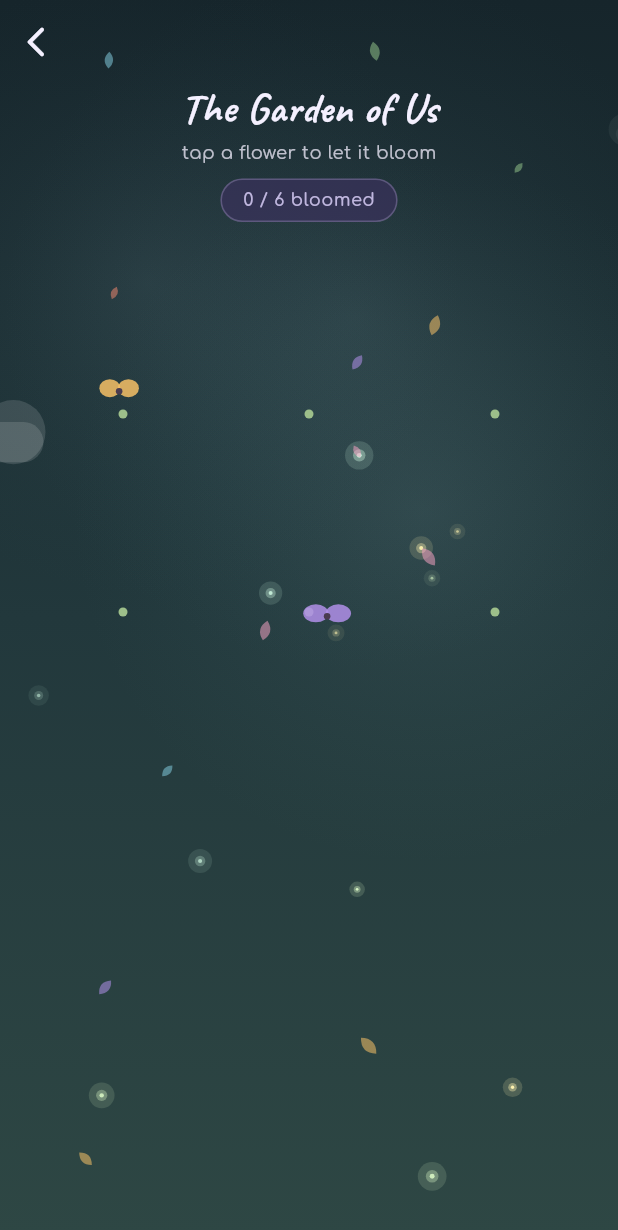
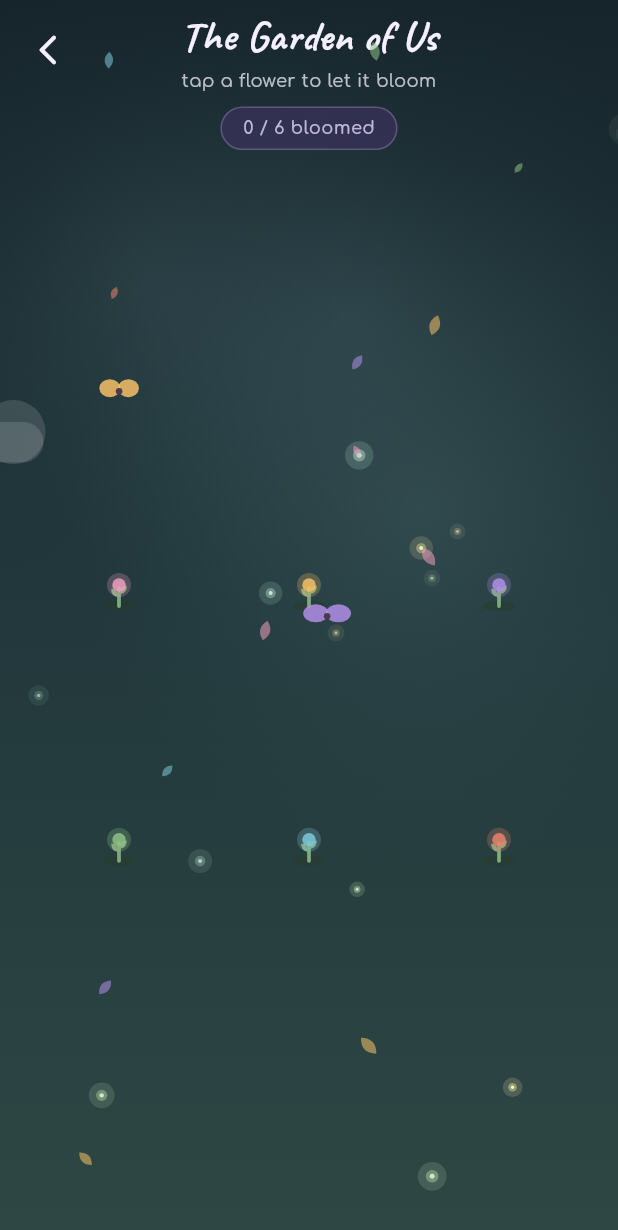
Before and after one commit to ichigo137/little-world, a Flutter app: the GardenScreen screen opened directly, on a phone screen of 412 x 824 dp. Shown: the top 1230 px of the screen. Run offline on Flutter 3.47's test engine with Material 3 defaults, Android fonts, the phone set to English and light mode, and no system bars; our stand-ins replace audioplayers, confetti, google_fonts, permission_handler, qr_flutter, shared_preferences and 1 more; missing offline and left inert: noise_meter; accounts and stored records are empty.

Commit message:
major fixes v2

```diff
--- a/lib/screens/garden_screen.dart
+++ b/lib/screens/garden_screen.dart
@@ -118,13 +118,21 @@ class _GardenScreenState extends State<GardenScreen>
                     ),
                   ),
                   Expanded(
+                    child: Center(
+                      child: SingleChildScrollView(
+                        physics: const BouncingScrollPhysics(),
+                        child: Padding(
+                          padding: const EdgeInsets.symmetric(
+                              horizontal: 24, vertical: 12),
                           child: GridView.builder(
-                      padding: const EdgeInsets.all(28),
+                            shrinkWrap: true,
+                            physics: const NeverScrollableScrollPhysics(),
                             gridDelegate:
                                 const SliverGridDelegateWithFixedCrossAxisCount(
                               crossAxisCount: 3,
-                        mainAxisSpacing: 24,
+                              mainAxisSpacing: 28,
                               crossAxisSpacing: 16,
+                              childAspectRatio: 0.78,
                             ),
                             itemCount: memories.length,
                             itemBuilder: (context, index) {
@@ -152,9 +160,16 @@ class _GardenScreenState extends State<GardenScreen>
                             },
                           ),
                         ),
-                  if (allBloomed)
-                    Padding(
-                      padding: const EdgeInsets.only(bottom: 24),
+                      ),
+                    ),
+                  ),
+                  AnimatedOpacity(
+                    opacity: allBloomed ? 1.0 : 0.0,
+                    duration: const Duration(milliseconds: 600),
+                    child: IgnorePointer(
+                      ignoring: !allBloomed,
+                      child: Padding(
+                        padding: const EdgeInsets.only(bottom: 24, top: 8),
                         child: TextButton.icon(
                           onPressed: () => Navigator.of(context).pop(),
                           icon: const Icon(Icons.arrow_back_rounded,
@@ -172,6 +187,8 @@ class _GardenScreenState extends State<GardenScreen>
                             padding: const EdgeInsets.symmetric(
                                 horizontal: 20, vertical: 12),
                             shape: const StadiumBorder(),
+                          ),
+                        ),
                       ),
                     ),
                   ),
@@ -403,11 +420,38 @@ class _FlowerPainter extends CustomPainter {
     }
 
     if (growth < 0.15) {
-      // A tiny sprout before blooming starts.
+      // Soft soil mound at the base
+      final moundPaint = Paint()
+        ..color = const Color(0xFF263A29).withValues(alpha: 0.5)
+        ..style = PaintingStyle.fill;
+      canvas.drawOval(
+        Rect.fromCenter(center: Offset(cx, baseY), width: 22, height: 7),
+        moundPaint,
+      );
+
+      // Baby sprout stem
+      final sproutStem = Paint()
+        ..color = const Color(0xFF7FA97C)
+        ..strokeWidth = 2.5
+        ..strokeCap = StrokeCap.round
+        ..style = PaintingStyle.stroke;
+      canvas.drawLine(Offset(cx, baseY), Offset(cx, baseY - 12), sproutStem);
+
+      // Two tiny seedling leaves
+      _drawLeaf(canvas, Offset(cx - 1, baseY - 6), -2.2, 7);
+      _drawLeaf(canvas, Offset(cx + 1, baseY - 8), 2.2 - pi, 7);
+
+      // Soft colored flower bud waiting to bloom
+      final budColor = color.withValues(alpha: 0.85);
       canvas.drawCircle(
-        Offset(cx, baseY - 4),
-        3,
-        Paint()..color = const Color(0xFF9DBF8A),
+        Offset(cx, baseY - 14),
+        8,
+        Paint()..color = color.withValues(alpha: 0.25),
+      );
+      canvas.drawCircle(
+        Offset(cx, baseY - 14),
+        4.5,
+        Paint()..color = budColor,
       );
       return;
     }
--- a/lib/widgets/section_header.dart
+++ b/lib/widgets/section_header.dart
@@ -18,8 +18,9 @@ class SectionHeader extends StatelessWidget {
   Widget build(BuildContext context) {
     final textColor = color ?? AppTheme.textLight;
     return Padding(
-      padding: const EdgeInsets.only(top: 4, bottom: 4),
-      child: Column(
+      padding: const EdgeInsets.symmetric(horizontal: 8, vertical: 4),
+      child: Stack(
+        alignment: Alignment.center,
         children: [
           Align(
             alignment: Alignment.centerLeft,
@@ -28,20 +29,32 @@ class SectionHeader extends StatelessWidget {
               onPressed: () => Navigator.of(context).pop(),
             ),
           ),
+          Padding(
+            padding: const EdgeInsets.symmetric(horizontal: 48),
+            child: Column(
+              mainAxisSize: MainAxisSize.min,
+              children: [
                 Text(
                   title,
+                  textAlign: TextAlign.center,
                   style: GoogleFonts.caveat(
                     fontSize: 28,
                     fontWeight: FontWeight.bold,
                     color: textColor,
                   ),
                 ),
+                if (subtitle.isNotEmpty) ...[
                   const SizedBox(height: 2),
                   Text(
                     subtitle,
+                    textAlign: TextAlign.center,
                     style: GoogleFonts.comfortaa(
                       fontSize: 12,
                       color: textColor.withValues(alpha: 0.75),
+                    ),
+                  ),
+                ],
+              ],
             ),
           ),
         ],
```
Lines whose indentation alone changed are shown as unchanged.
